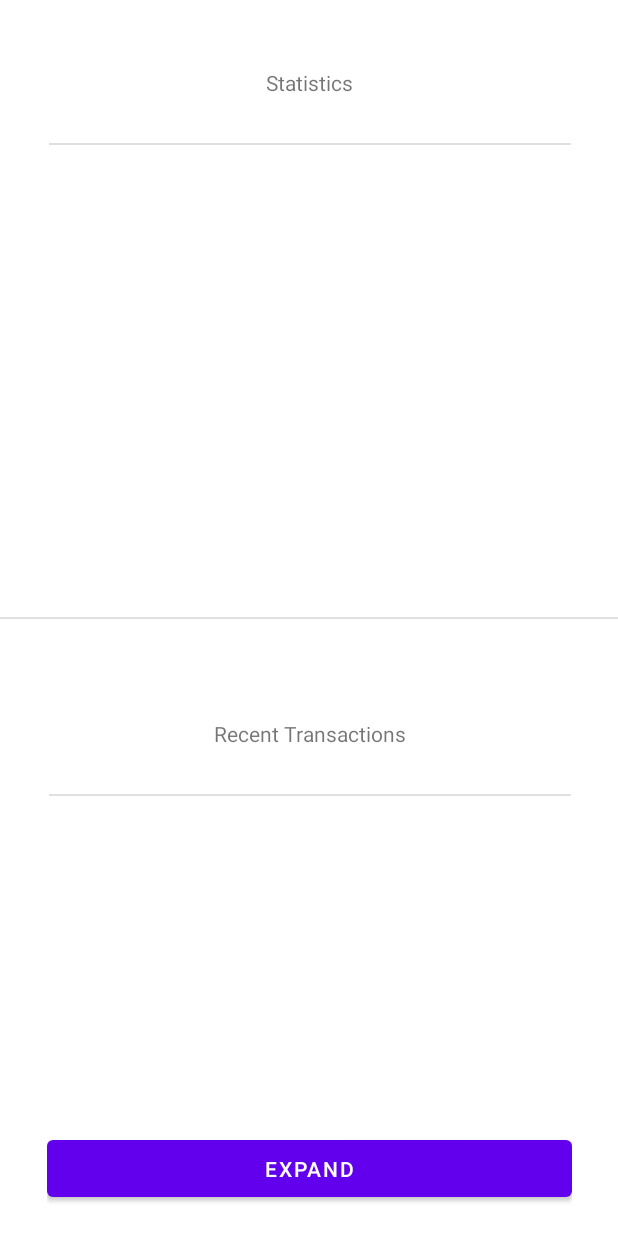
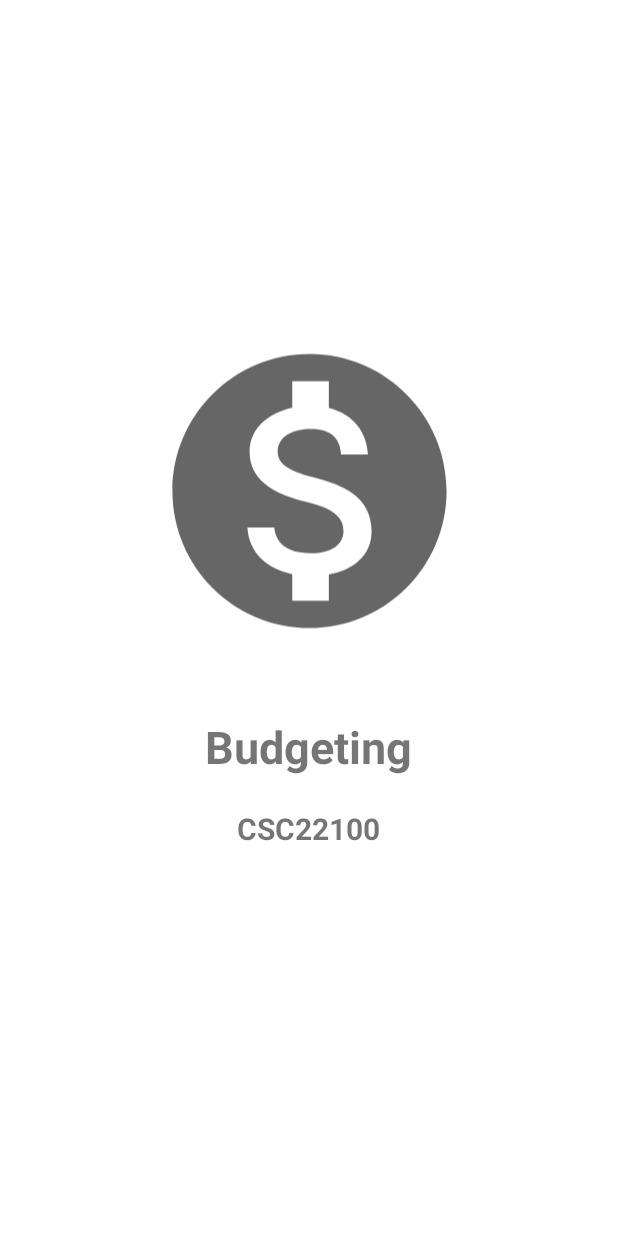
Before and after one commit to jedrm/Android-Budgeting-App, an Android app: the first screen one second after launch (MainActivity before the commit, splashActivity after it), on a phone screen of 412 x 824 dp. Run offline under Robolectric (Android 15) with nearby library versions, the light colour scheme and no system bars.

Commit message:
added splash screen

```diff
--- a/app/src/main/AndroidManifest.xml
+++ b/app/src/main/AndroidManifest.xml
@@ -10,40 +10,28 @@
         android:supportsRtl="true"
         android:theme="@style/Theme.BudgetingApp">
         <activity
-            android:name=".view.MainActivity"
+            android:name=".view.splashActivity"
             android:exported="true">
             <intent-filter>
                 <action android:name="android.intent.action.MAIN" />
-
                 <category android:name="android.intent.category.LAUNCHER" />
             </intent-filter>
         </activity>
         <activity
+            android:name=".view.MainActivity"
+            android:exported="true">
+        </activity>
+        <activity
             android:name=".view.Activity2"
             android:exported="true">
-            <intent-filter>
-                <action android:name="android.intent.action.ACTIVITY2" />
-
-                <category android:name="android.intent.category.LAUNCHER" />
-            </intent-filter>
         </activity>
         <activity
             android:name=".view.Activity3"
             android:exported="true">
-            <intent-filter>
-                <action android:name="android.intent.action.ACTIVITY3" />
-
-                <category android:name="android.intent.category.LAUNCHER" />
-            </intent-filter>
         </activity>
         <activity
             android:name=".view.Activity4"
             android:exported="true">
-            <intent-filter>
-                <action android:name="android.intent.action.ACTIVITY4" />
-
-                <category android:name="android.intent.category.LAUNCHER" />
-            </intent-filter>
         </activity>
     </application>
 
--- a/app/src/main/java/com/example/budgetingapp/view/MainActivity.java
+++ b/app/src/main/java/com/example/budgetingapp/view/MainActivity.java
@@ -10,8 +10,6 @@ import android.widget.Button;
 import com.example.budgetingapp.R;
 
 public class MainActivity extends AppCompatActivity {
-
-    // TODO: (@Front-End) Create splash screen effect (?)
 
     @Override
     protected void onCreate(Bundle savedInstanceState) {
--- /dev/null
+++ b/app/src/main/java/com/example/budgetingapp/view/splashActivity.java
@@ -0,0 +1,46 @@
+package com.example.budgetingapp.view;
+import androidx.appcompat.app.AppCompatActivity;
+
+import android.content.Intent;
+import android.os.Bundle;
+import android.os.Handler;
+import android.view.View;
+import android.view.WindowManager;
+import android.view.animation.AccelerateDecelerateInterpolator;
+import android.view.animation.AlphaAnimation;
+import android.view.animation.Animation;
+import android.widget.Button;
+import android.widget.ImageView;
+import android.widget.TextView;
+
+import com.example.budgetingapp.R;
+
+public class splashActivity extends AppCompatActivity {
+    private static int SPLASH_SCREEN_TIMEOUT = 2000;
+
+    @Override
+    protected void onCreate(Bundle savedInstanceState) {
+        super.onCreate(savedInstanceState);
+        setContentView(R.layout.splash_activity);
+        getSupportActionBar().hide();
+        Animation fadeOut = new AlphaAnimation(1,0);
+        fadeOut.setInterpolator(new AccelerateDecelerateInterpolator());
+        fadeOut.setStartOffset(500);
+        fadeOut.setDuration(1800);
+        ImageView image = findViewById(R.id.imageView);
+        image.setAnimation(fadeOut);
+        TextView text1 = findViewById(R.id.textView2);
+        text1.setAnimation(fadeOut);
+        TextView text2 = findViewById(R.id.textView3);
+        text2.setAnimation(fadeOut);
+
+        new Handler().postDelayed(new Runnable() {
+            @Override
+            public void run() {
+                Intent intent = new Intent(splashActivity.this, MainActivity.class);
+                startActivity(intent);
+                finish();
+            }
+        }, SPLASH_SCREEN_TIMEOUT);
+    }
+}
--- /dev/null
+++ b/app/src/main/res/drawable/ic_baseline_monetization_on_24.xml
@@ -0,0 +1,5 @@
+<vector android:height="500dp" android:tint="?attr/colorControlNormal"
+    android:viewportHeight="24" android:viewportWidth="24"
+    android:width="500dp" xmlns:android="http://schemas.android.com/apk/res/android">
+    <path android:fillColor="@android:color/white" android:pathData="M12,2C6.48,2 2,6.48 2,12s4.48,10 10,10 10,-4.48 10,-10S17.52,2 12,2zM13.41,18.09L13.41,20h-2.67v-1.93c-1.71,-0.36 -3.16,-1.46 -3.27,-3.4h1.96c0.1,1.05 0.82,1.87 2.65,1.87 1.96,0 2.4,-0.98 2.4,-1.59 0,-0.83 -0.44,-1.61 -2.67,-2.14 -2.48,-0.6 -4.18,-1.62 -4.18,-3.67 0,-1.72 1.39,-2.84 3.11,-3.21L10.74,4h2.67v1.95c1.86,0.45 2.79,1.86 2.85,3.39L14.3,9.34c-0.05,-1.11 -0.64,-1.87 -2.22,-1.87 -1.5,0 -2.4,0.68 -2.4,1.64 0,0.84 0.65,1.39 2.67,1.91s4.18,1.39 4.18,3.91c-0.01,1.83 -1.38,2.83 -3.12,3.16z"/>
+</vector>
--- /dev/null
+++ b/app/src/main/res/layout/splash_activity.xml
@@ -0,0 +1,49 @@
+<?xml version="1.0" encoding="utf-8"?>
+<androidx.constraintlayout.widget.ConstraintLayout xmlns:android="http://schemas.android.com/apk/res/android"
+    xmlns:app="http://schemas.android.com/apk/res-auto"
+    xmlns:tools="http://schemas.android.com/tools"
+    android:layout_width="match_parent"
+    android:layout_height="match_parent">
+
+    <ImageView
+        android:id="@+id/imageView"
+        android:layout_width="219dp"
+        android:layout_height="300dp"
+        android:layout_marginStart="16dp"
+        android:layout_marginEnd="16dp"
+        app:layout_constraintBottom_toBottomOf="parent"
+        app:layout_constraintEnd_toEndOf="parent"
+        app:layout_constraintStart_toStartOf="parent"
+        app:layout_constraintTop_toTopOf="parent"
+        app:layout_constraintVertical_bias="0.338"
+        app:srcCompat="@drawable/ic_baseline_monetization_on_24"
+        android:contentDescription="TODO" />
+
+    <TextView
+        android:id="@+id/textView2"
+        android:layout_width="wrap_content"
+        android:layout_height="wrap_content"
+        android:text="@string/budgeting"
+        android:textSize="30sp"
+        android:textStyle="bold"
+        app:layout_constraintBottom_toBottomOf="parent"
+        app:layout_constraintEnd_toEndOf="parent"
+        app:layout_constraintHorizontal_bias="0.498"
+        app:layout_constraintStart_toStartOf="parent"
+        app:layout_constraintTop_toBottomOf="@+id/imageView"
+        app:layout_constraintVertical_bias="0.0" />
+
+    <TextView
+        android:id="@+id/textView3"
+        android:layout_width="wrap_content"
+        android:layout_height="wrap_content"
+        android:text="@string/csc22100"
+        android:textSize="20sp"
+        android:textStyle="bold"
+        app:layout_constraintBottom_toBottomOf="parent"
+        app:layout_constraintEnd_toEndOf="parent"
+        app:layout_constraintHorizontal_bias="0.498"
+        app:layout_constraintStart_toStartOf="parent"
+        app:layout_constraintTop_toBottomOf="@+id/textView2"
+        app:layout_constraintVertical_bias="0.073" />
+</androidx.constraintlayout.widget.ConstraintLayout>
--- a/app/src/main/res/values/strings.xml
+++ b/app/src/main/res/values/strings.xml
@@ -22,4 +22,6 @@
     <string name="remove_transactions">Select a transaction to remove</string>
     <string name="add">Add</string>
     <string name="remove_transaction">Remove Transaction</string>
+    <string name="budgeting">Budgeting</string>
+    <string name="csc22100">CSC22100</string>
 </resources>
```
